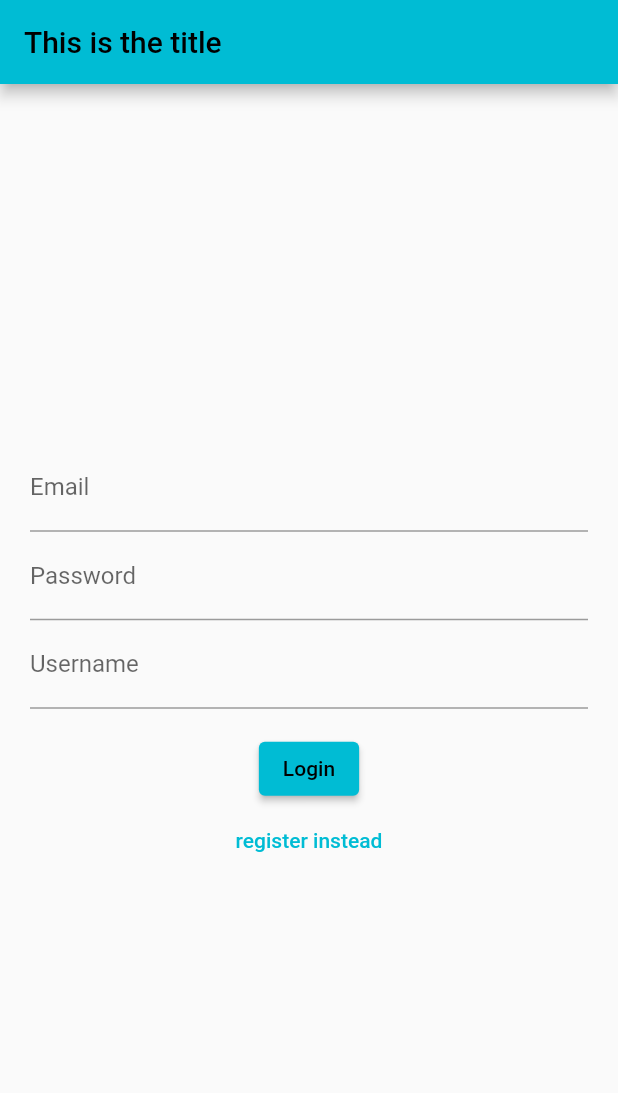
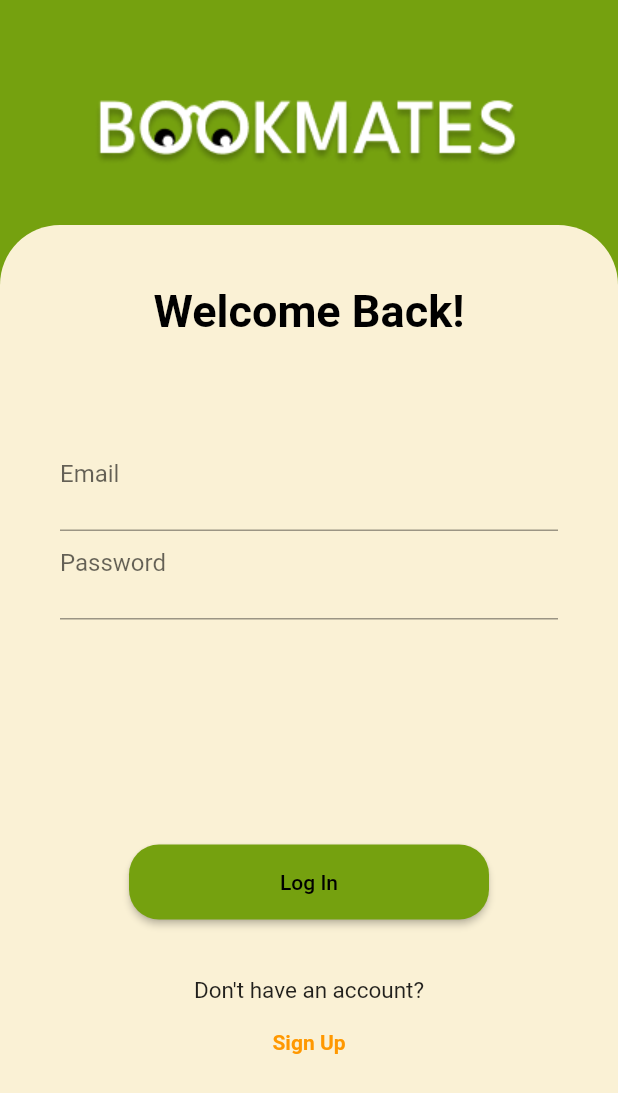
Before and after one commit to acm-projects/Book-Mates, a Flutter app: the screen it shows after launch, on a phone screen of 412 x 824 dp. Shown: the top 1093 px of the screen. Run offline on Flutter 3.47's test engine with Material 2 defaults, Android fonts, the phone set to English and light mode, and no system bars; our stand-ins replace cloud_firestore, file_picker, firebase_auth, firebase_core, firebase_storage, flutter_local_notifications and 2 more; missing offline and left inert: flutter_background_service, flutter_background_service_android, flutter_pdfview, flutter_verification_code; accounts and stored records are empty; Roboto replaces fonts that are missing (Spartan).

Commit message:
integrated login/signup page, had to do it in one page to avoid error

```diff
--- a/lib/GroupChat/chat_page.dart
+++ b/lib/GroupChat/chat_page.dart
@@ -8,7 +8,6 @@ import 'package:file_picker/file_picker.dart';
 import 'package:bookmates_app/Group Operations/group_repo.dart';
 
 class ChatHome extends StatefulWidget {
-  //use Key class to order stream and update efficiently
   const ChatHome({Key? key}) : super(key: key);
 
   @override
--- a/lib/edit_page.dart
+++ b/lib/User Implementation/edit_page.dart
@@ -1,6 +1,6 @@
 import 'package:firebase_auth/firebase_auth.dart';
 import 'package:flutter/material.dart';
-import 'User Implementation/user_repo.dart';
+import 'user_repo.dart';
 
 class EditUserPage extends StatefulWidget {
   const EditUserPage({super.key});
--- a/lib/login_register.dart
+++ /dev/null
@@ -1,111 +0,0 @@
-import 'package:bookmates_app/User%20Implementation/user_repo.dart';
-import 'package:flutter/material.dart';
-import 'package:firebase_auth/firebase_auth.dart';
-
-//the page where the user will see first, option to sign in or register account
-
-class LoginPage extends StatefulWidget {
-  const LoginPage({super.key});
-
-  @override
-  State<LoginPage> createState() => _LoginPageState();
-}
-
-class _LoginPageState extends State<LoginPage> with WidgetsBindingObserver {
-  String errorMsg = "";
-
-  bool isLogin =
-      true; //flag that switches functionallity and verbose of submit button
-
-  // variables holding a user's input
-  final TextEditingController _controllerEmail = TextEditingController();
-  final TextEditingController _controllerPassword = TextEditingController();
-  final TextEditingController _controllerUserName = TextEditingController();
-
-  // instance of FirebaseAuth used to sign in
-  final firebaseAuth = FirebaseAuth.instance;
-
-  Widget _title() {
-    return const Text('This is the title');
-  }
-
-  Widget _entryField(String title, TextEditingController controller) {
-    // where the user actually types in the data
-    return TextField(
-      controller: controller,
-      decoration: InputDecoration(
-        labelText: title,
-      ),
-    );
-  }
-
-  Widget _errorMessage() {
-    // error message under the entry field, if it exists
-    return Text((errorMsg == "") ? "" : errorMsg);
-  }
-
-  Widget _loginOrregisterButton() {
-    return TextButton(
-      onPressed: () => setState(() {
-        isLogin = !isLogin;
-      }),
-      child: Text(isLogin ? 'register instead' : 'login instead'),
-    );
-  }
-
-  Widget _submitButton() {
-    return ElevatedButton(
-        onPressed: isLogin
-            ? () async {
-                try {
-                  await firebaseAuth.signInWithEmailAndPassword(
-                      email: _controllerEmail.text,
-                      password: _controllerPassword.text);
-                } on FirebaseAuthException catch (error) {
-                  setState(() {
-                    errorMsg = error.message!;
-                  });
-                }
-              }
-            : () async {
-                try {
-                  await firebaseAuth.createUserWithEmailAndPassword(
-                      email: _controllerEmail.text,
-                      password: _controllerPassword.text);
-                } on FirebaseAuthException catch (error) {
-                  setState(() {
-                    errorMsg = error.message!;
-                  });
-                }
-                await createUser(_controllerUserName.text,
-                    _controllerPassword.text, _controllerEmail.text);
-              },
-        child: Text(isLogin ? 'Login' : 'Register'));
-  }
-
-  @override
-  Widget build(BuildContext context) {
-    return Scaffold(
-      appBar: AppBar(
-        title: _title(),
-      ),
-      body: Container(
-        height: double.infinity,
-        width: double.infinity,
-        padding: const EdgeInsets.all(20),
-        child: Column(
-          crossAxisAlignment: CrossAxisAlignment.center,
-          mainAxisAlignment: MainAxisAlignment.center,
-          children: [
-            _entryField('Email', _controllerEmail),
-            _entryField('Password', _controllerPassword),
-            _entryField('Username', _controllerUserName),
-            _errorMessage(),
-            _submitButton(),
-            _loginOrregisterButton(),
-          ],
-        ),
-      ),
-    );
-  }
-}
--- /dev/null
+++ b/lib/login_screen.dart
@@ -0,0 +1,152 @@
+import 'package:bookmates_app/User%20Implementation/user_repo.dart';
+import 'package:firebase_auth/firebase_auth.dart';
+import 'package:flutter/material.dart';
+
+class LoginPage extends StatefulWidget {
+  const LoginPage({super.key});
+
+  @override
+  State<LoginPage> createState() => _LoginPageState();
+}
+
+class _LoginPageState extends State<LoginPage> {
+  // variables to store user input
+  final _controllerEmail = TextEditingController();
+  final _controllerPassword = TextEditingController();
+  final _controllerUserName = TextEditingController();
+
+  // output error messages (if any)
+  String errorMsg = "";
+
+  // instance of FirebaseAuth
+  final _auth = FirebaseAuth.instance;
+
+  // flag that determines verbose/functionality
+  bool isLogin = true;
+
+  // reusable entry field where user types in information
+  Widget _entryField(String? labelText, TextEditingController controller) {
+    return TextFormField(
+      decoration: InputDecoration(
+        border: const UnderlineInputBorder(),
+        labelText: labelText,
+      ),
+      controller: controller,
+    );
+  }
+
+  // contains the list of entryfields needed to sign in/register
+  Widget _userForm() {
+    return Column(
+      children: [
+        Text(isLogin ? "Welcome Back!\n\n" : "Create an Account\n\n",
+            textAlign: TextAlign.left,
+            style: const TextStyle(
+                color: Colors.black,
+                fontSize: 30,
+                fontWeight: FontWeight.bold,
+                fontFamily: 'Spartan')),
+        if (isLogin == false) _entryField('User Name\n', _controllerUserName),
+        _entryField('Email\n', _controllerEmail),
+        // const Text("\n", textAlign: TextAlign.left),
+        _entryField('Password\n', _controllerPassword),
+      ],
+    );
+  }
+
+  // contains the list of buttons with their functionality
+  Widget _bottomAppBar(BuildContext context) {
+    return Column(
+      children: [
+        const SizedBox(height: 150),
+        ElevatedButton(
+            onPressed: () async {
+              // to sign in a user
+              if (isLogin) {
+                if (_controllerEmail.text.isNotEmpty &&
+                    _controllerPassword.text.isNotEmpty) {
+                  await _auth.signInWithEmailAndPassword(
+                      email: _controllerEmail.text,
+                      password: _controllerPassword.text);
+                }
+              }
+              // to create a new user
+              else {
+                if (_controllerEmail.text.isNotEmpty &&
+                    _controllerPassword.text.isNotEmpty &&
+                    _controllerUserName.text.isNotEmpty) {
+                  await _auth.createUserWithEmailAndPassword(
+                      email: _controllerEmail.text,
+                      password: _controllerPassword.text);
+                  await createUser(_controllerUserName.text,
+                      _controllerPassword.text, _controllerEmail.text);
+                }
+              }
+            },
+            style: ElevatedButton.styleFrom(
+              fixedSize: const Size(240, 50),
+              backgroundColor: const Color.fromARGB(255, 117, 161, 15),
+              shape: RoundedRectangleBorder(
+                  borderRadius: BorderRadius.circular(20)),
+            ),
+            child: Text(isLogin ? "Log In" : "Sign Up")),
+        const SizedBox(height: 20),
+        Text(
+            isLogin
+                ? "\nDon't have an account?\n"
+                : "\nAlready have an account?\n",
+            style: const TextStyle(fontSize: 15, fontFamily: 'Spartan'),
+            textAlign: TextAlign.center),
+        InkWell(
+          child: Text(isLogin ? 'Sign Up' : 'Log In',
+              style: const TextStyle(
+                  color: Colors.orange,
+                  fontWeight: FontWeight.bold,
+                  fontFamily: 'Spartan')),
+          onTap: () {
+            setState(() {
+              // changing flag value from signing
+              //functionality to registering a new user
+              isLogin = !isLogin;
+            });
+          },
+        ),
+      ],
+    );
+  }
+
+  // the 'main' of flutter, all widgets here will actually show on screen
+  @override
+  Widget build(BuildContext context) {
+    imageCache.clear();
+    //button();
+    return Scaffold(
+        backgroundColor: const Color.fromARGB(255, 117, 161, 15),
+        body: SingleChildScrollView(
+            child: Stack(children: [
+          const Column(children: [
+            SizedBox(height: 60, width: 410),
+            Image(
+                image: AssetImage('icons/Title.png'),
+                alignment: Alignment.topCenter)
+          ]),
+          Container(
+              padding: const EdgeInsets.all(40),
+              margin: const EdgeInsets.only(top: 150),
+              width: 415,
+              height: 900,
+              decoration: const BoxDecoration(
+                color: Color.fromARGB(255, 250, 241, 213),
+                borderRadius: BorderRadius.only(
+                    topRight: Radius.circular(40.0),
+                    topLeft: Radius.circular(40.0)),
+              ),
+              child: Stack(children: [
+                Column(children: [
+                  _userForm(),
+                  _bottomAppBar(context),
+                ])
+              ])),
+        ])));
+  }
+}
--- a/lib/main.dart
+++ b/lib/main.dart
@@ -5,7 +5,7 @@ import 'package:bookmates_app/Milestone/milestone_page.dart';
 import 'package:bookmates_app/Notification/notification_service.dart';
 import 'package:bookmates_app/PDF%20Upload/pdf_screen.dart';
 import 'package:bookmates_app/home_page.dart';
-import 'package:bookmates_app/login_register.dart';
+import 'package:bookmates_app/login_screen.dart';
 import 'package:bookmates_app/widget_tree.dart';
 import 'package:firebase_core/firebase_core.dart';
 import 'package:flutter/material.dart';
@@ -47,7 +47,7 @@ class MyApp extends StatelessWidget {
         '/chatPage': (context) => const ChatHome(),
         '/pdfScreen': (context) => const PDFReaderApp(),
         '/homePage': (context) => const HomePage(),
-        'loginRegister': (context) => const LoginPage(),
+        '/loginPage': (context) => const LoginPage(),
       },
       debugShowCheckedModeBanner: false,
       theme: ThemeData(
--- a/lib/widget_tree.dart
+++ b/lib/widget_tree.dart
@@ -1,10 +1,10 @@
 import 'package:bookmates_app/auth.dart';
 import 'package:bookmates_app/home_page.dart';
-import 'package:bookmates_app/login_register.dart';
+import 'package:bookmates_app/login_screen.dart';
 import 'package:firebase_auth/firebase_auth.dart';
 import 'package:flutter/material.dart';
 
-// the main hub that determines wether to return the login/register or the homepage
+// service widget that determines wether to return the login/register or the homepage
 
 class WidgetTree extends StatefulWidget {
   const WidgetTree({super.key});
--- a/pubspec.yaml
+++ b/pubspec.yaml
@@ -77,9 +77,8 @@ flutter:
   uses-material-design: true
 
   # To add assets to your application, add an assets section, like this:
-  # assets:
-  #   - images/a_dot_burr.jpeg
-  #   - images/a_dot_ham.jpeg
+  assets:
+    - icons/Title.png
 
   # An image asset can refer to one or more resolution-specific "variants", see
   # https://flutter.dev/assets-and-images/#resolution-aware
```
Also changed, not shown: lib/API/screens/library.dart (added, +22 -0 lines), lib/User Implementation/library.dart (added, +22 -0 lines), icons/LeagueSpartan-Medium.ttf (added), icons/Title.png (added), 1 other file.
